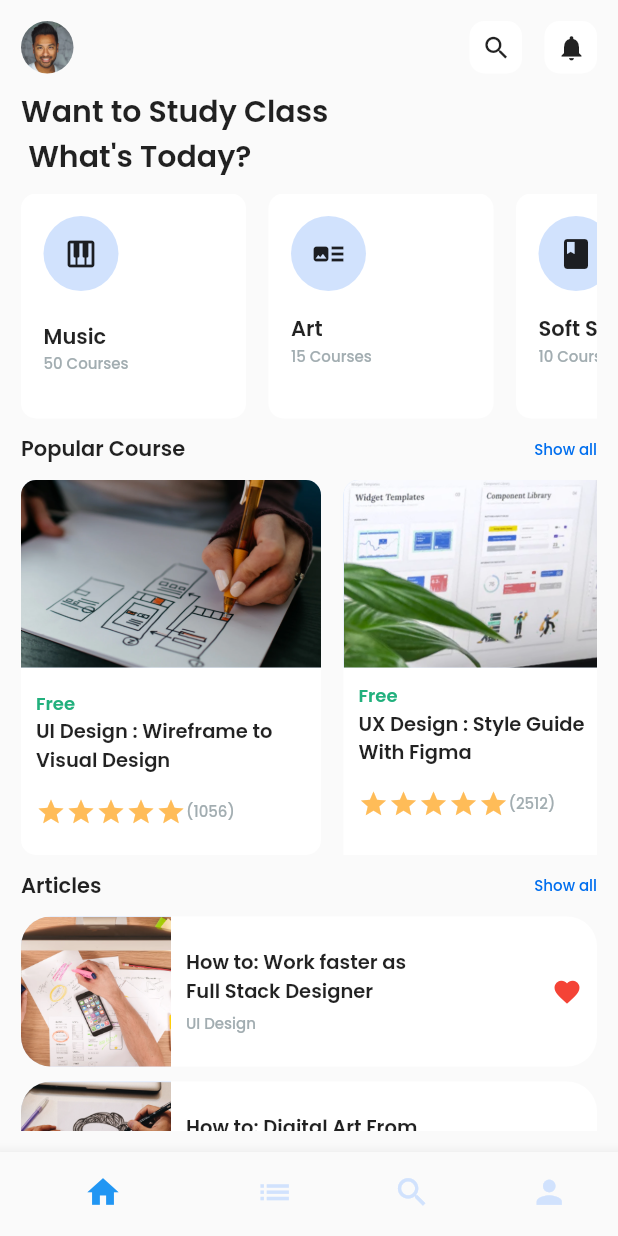
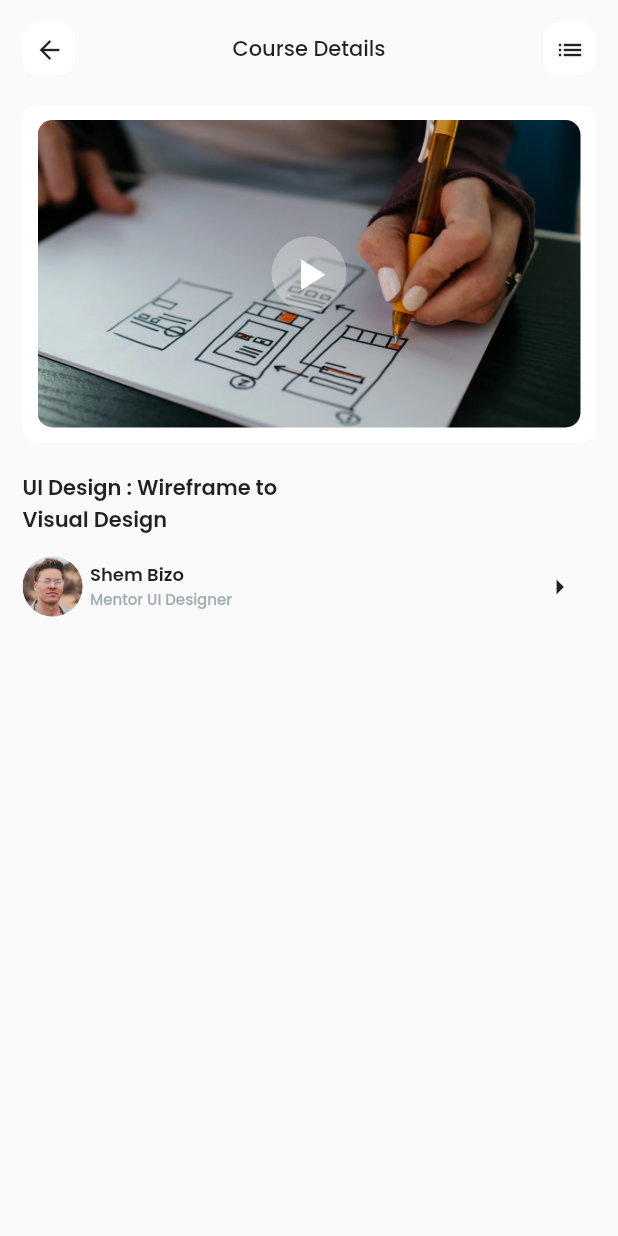
Before and after one commit to Apryn/online_course, a Flutter app: the screen it shows after launch, on a phone screen of 412 x 824 dp. Run offline on Flutter 3.47's test engine with Material 2 defaults, Android fonts, the phone set to English and light mode, and no system bars.

Commit message:
Add Details Page

```diff
--- /dev/null
+++ b/lib/Details_page.dart
@@ -0,0 +1,140 @@
+import 'package:flutter/material.dart';
+import 'theme.dart';
+
+class Details_page extends StatefulWidget {
+  const Details_page({Key? key}) : super(key: key);
+
+  @override
+  State<Details_page> createState() => _Details_pageState();
+}
+
+class _Details_pageState extends State<Details_page> {
+  @override
+  Widget build(BuildContext context) {
+    return Scaffold(
+      body: SafeArea(
+          child: Padding(
+        padding: const EdgeInsets.all(15),
+        child: ListView(
+          children: [
+            Row(
+              mainAxisAlignment: MainAxisAlignment.spaceBetween,
+              children: [
+                Container(
+                  width: 35,
+                  height: 35,
+                  decoration: BoxDecoration(
+                      color: Colors.white,
+                      borderRadius: BorderRadius.circular(10)),
+                  child: IconButton(
+                    onPressed: () {},
+                    icon: Icon(Icons.arrow_back),
+                    iconSize: 20,
+                  ),
+                ),
+                Text(
+                  "Course Details",
+                  style: Medium,
+                ),
+                Container(
+                  height: 35,
+                  width: 35,
+                  decoration: BoxDecoration(
+                      color: Colors.white,
+                      borderRadius: BorderRadius.circular(10)),
+                  child: IconButton(
+                    onPressed: () {},
+                    icon: Icon(Icons.list),
+                    iconSize: 20,
+                  ),
+                )
+              ],
+            ),
+            SizedBox(
+              height: 20,
+            ),
+            Container(
+              width: double.infinity,
+              height: 225,
+              decoration: BoxDecoration(
+                color: Colors.white,
+                borderRadius: BorderRadius.circular(10),
+              ),
+              child: Padding(
+                padding: const EdgeInsets.all(10),
+                child: Container(
+                  width: double.infinity,
+                  height: 225,
+                  decoration: BoxDecoration(
+                      color: Colors.white,
+                      borderRadius: BorderRadius.circular(10),
+                      image: DecorationImage(
+                          image: AssetImage("assets/images/image 9.png"),
+                          fit: BoxFit.cover)),
+                  child: Stack(
+                    children: [
+                      Center(
+                          child: Container(
+                        width: 50,
+                        height: 50,
+                        decoration: BoxDecoration(
+                          color: Colors.white.withOpacity(0.3),
+                          borderRadius: BorderRadius.circular(100),
+                        ),
+                        child: IconButton(
+                          onPressed: () {},
+                          icon: Icon(Icons.play_arrow),
+                          color: Colors.white,
+                          iconSize: 35,
+                        ),
+                      ))
+                    ],
+                  ),
+                ),
+              ),
+            ),
+            SizedBox(
+              height: 20,
+            ),
+            Text(
+              "UI Design : Wireframe to\nVisual Design",
+              style: Semi_bold,
+            ),
+            SizedBox(
+              height: 10,
+            ),
+            Row(
+              children: [
+                Container(
+                    width: 40,
+                    height: 40,
+                    decoration: BoxDecoration(
+                        color: Lgcolor,
+                        borderRadius: BorderRadius.circular(100),
+                        image: DecorationImage(
+                            image: AssetImage("assets/images/image 10.png"),
+                            fit: BoxFit.cover))),
+                SizedBox(
+                  width: 5,
+                ),
+                Column(
+                  crossAxisAlignment: CrossAxisAlignment.start,
+                  children: [
+                    Text("Shem Bizo", style: Semi_bold.copyWith(fontSize: 12)),
+                    Text(
+                      "Mentor UI Designer",
+                      style: Medium.copyWith(
+                          color: Color(0xffA2ADB1), fontSize: 10),
+                    ),
+                  ],
+                ),
+                Spacer(),
+                IconButton(onPressed: () {}, icon: Icon(Icons.arrow_right))
+              ],
+            ),
+          ],
+        ),
+      )),
+    );
+  }
+}
--- a/lib/home_page.dart
+++ b/lib/home_page.dart
@@ -528,12 +528,12 @@ class _home_pageState extends State<home_page> {
         backgroundColor: Colors.white,
         showSelectedLabels: false,
         unselectedItemColor: Color(0xffD1E2FD),
+        selectedItemColor: Colors.blue,
         iconSize: 25,
         items: const [
           BottomNavigationBarItem(
             icon: Icon(
               Icons.home,
-              color: Colors.blue,
             ),
             label: 'Home',
           ),
--- a/lib/main.dart
+++ b/lib/main.dart
@@ -1,5 +1,6 @@
 import 'package:flutter/material.dart';
 import 'package:online_course/home_page.dart';
+import 'Details_page.dart';
 
 void main() => runApp(Myapp());
 
@@ -15,7 +16,7 @@ class _MyappState extends State<Myapp> {
   Widget build(BuildContext context) {
     return MaterialApp(
       debugShowCheckedModeBanner: false,
-      home: home_page(),
+      home: Details_page(),
     );
   }
 }
```
